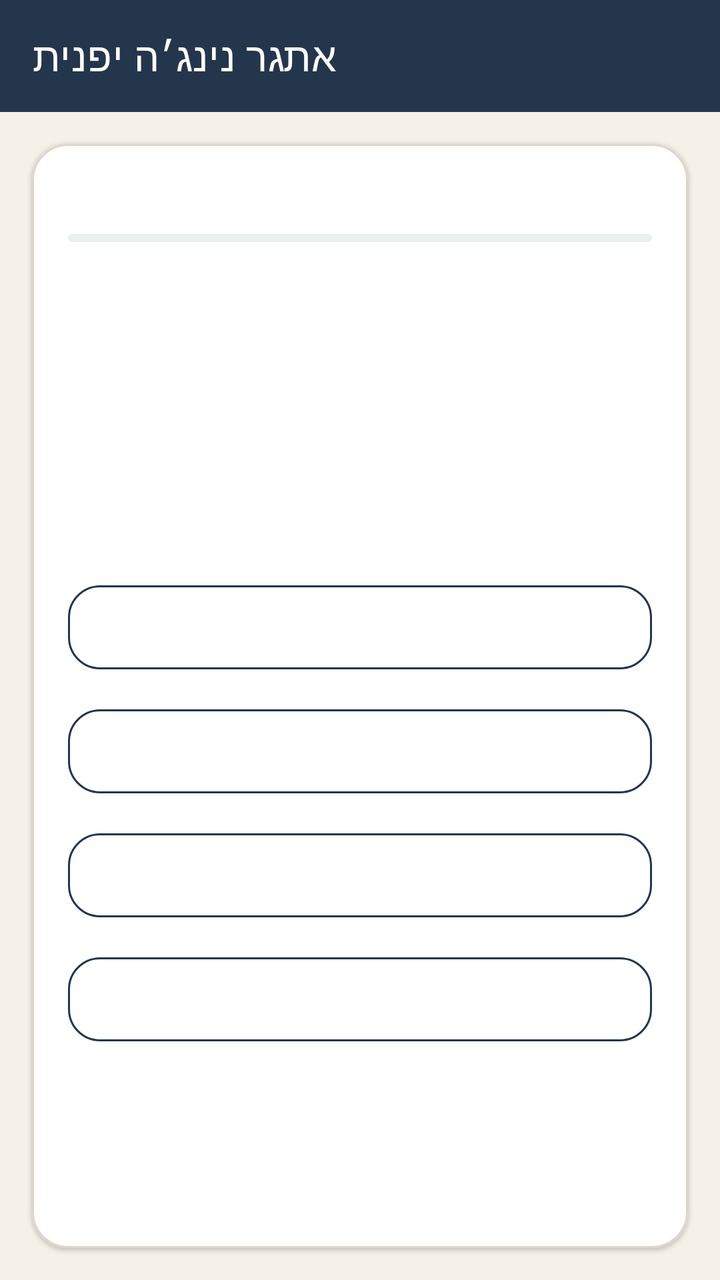
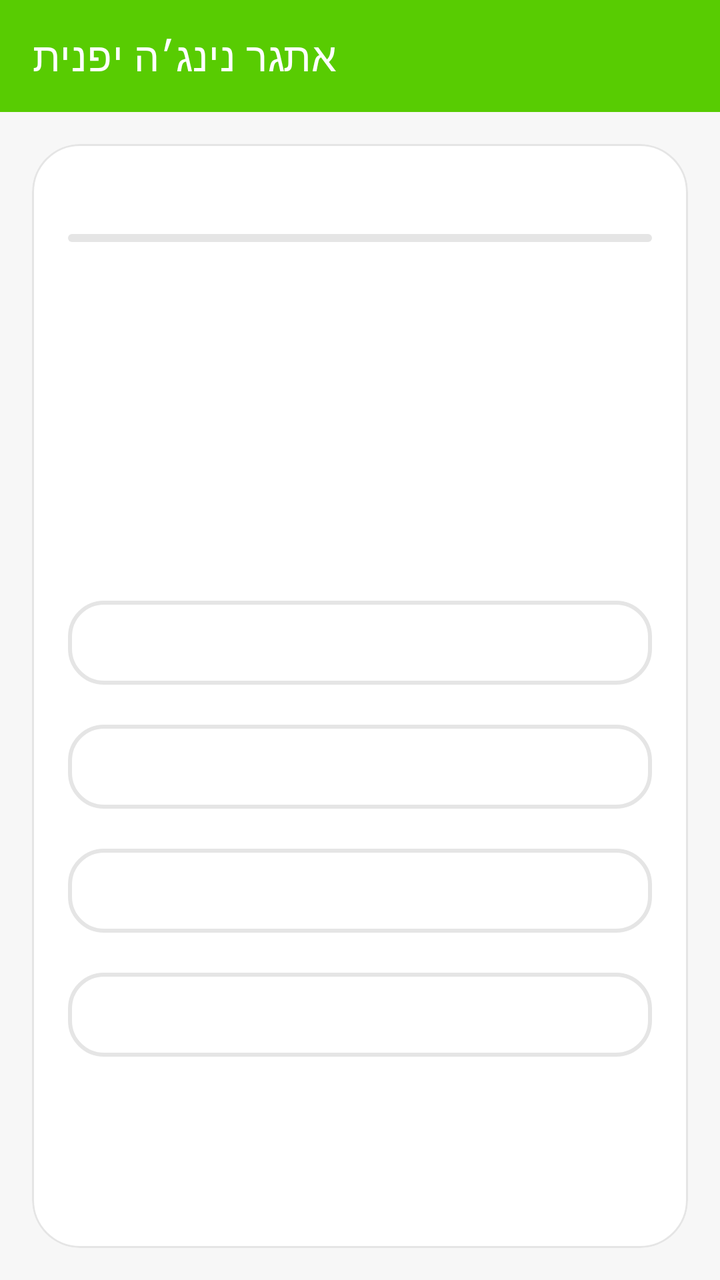

Screens rendered from an Android XML layout before and after an edit, with the pre-edit source and the edit as a unified diff.
<!-- AndroidManifest.xml: application theme Theme.NihongoBeginner -->
<!-- res/layout/activity_game_challenge.xml -->
<?xml version="1.0" encoding="utf-8"?>
<LinearLayout xmlns:android="http://schemas.android.com/apk/res/android"
    xmlns:app="http://schemas.android.com/apk/res-auto"
    android:layout_width="match_parent"
    android:layout_height="match_parent"
    android:background="@color/surface"
    android:orientation="vertical">

    <com.google.android.material.appbar.MaterialToolbar
        android:id="@+id/toolbar"
        android:layout_width="match_parent"
        android:layout_height="?actionBarSize"
        android:background="@color/colorPrimary"
        app:title="אתגר נינג׳ה יפנית"
        app:titleTextColor="@android:color/white" />

    <com.google.android.material.card.MaterialCardView
        android:id="@+id/layoutChallengeGame"
        android:layout_width="match_parent"
        android:layout_height="0dp"
        android:layout_weight="1"
        android:layout_margin="16dp"
        app:cardBackgroundColor="@color/surfaceAlt"
        app:cardCornerRadius="18dp"
        app:cardElevation="1dp"
        app:strokeColor="@color/dividerSoft"
        app:strokeWidth="1dp">

        <LinearLayout
            android:layout_width="match_parent"
            android:layout_height="match_parent"
            android:orientation="vertical"
            android:padding="18dp">

        <TextView
            android:id="@+id/tvChallengeHighScore"
            android:layout_width="match_parent"
            android:layout_height="wrap_content"
            android:gravity="center"
            android:textColor="@color/colorPrimary"
            android:textSize="14sp"
            android:textStyle="bold" />

        <com.google.android.material.progressindicator.LinearProgressIndicator
            android:id="@+id/progressChallenge"
            android:layout_width="match_parent"
            android:layout_height="wrap_content"
            android:layout_marginTop="8dp"
            android:layout_marginBottom="8dp"
            android:max="100"
            app:indicatorColor="@color/accentTeal"
            app:trackColor="@color/surfaceSoft"
            app:trackCornerRadius="4dp" />

        <TextView
            android:id="@+id/tvChallengeCounter"
            android:layout_width="match_parent"
            android:layout_height="wrap_content"
            android:gravity="end"
            android:textColor="@color/onSurfaceMuted"
            android:textSize="12sp" />

        <TextView
            android:id="@+id/tvChallengeStats"
            android:layout_width="match_parent"
            android:layout_height="wrap_content"
            android:layout_marginTop="8dp"
            android:gravity="center"
            android:textColor="@color/onSurface"
            android:textSize="15sp"
            android:textStyle="bold" />

        <TextView
            android:id="@+id/tvChallengePrompt"
            android:layout_width="match_parent"
            android:layout_height="wrap_content"
            android:layout_marginTop="20dp"
            android:layout_marginBottom="16dp"
            android:gravity="center"
            android:minLines="3"
            android:textColor="@color/colorPrimary"
            android:textSize="21sp"
            android:textStyle="bold" />

        <com.google.android.material.button.MaterialButton
            android:id="@+id/btnChallengeOption0"
            style="@style/App.Button.Outlined"
            android:layout_width="match_parent"
            android:layout_height="wrap_content"
            android:layout_marginBottom="8dp"
            android:minHeight="54dp" />

        <com.google.android.material.button.MaterialButton
            android:id="@+id/btnChallengeOption1"
            style="@style/App.Button.Outlined"
            android:layout_width="match_parent"
            android:layout_height="wrap_content"
            android:layout_marginBottom="8dp"
            android:minHeight="54dp" />

        <com.google.android.material.button.MaterialButton
            android:id="@+id/btnChallengeOption2"
            style="@style/App.Button.Outlined"
            android:layout_width="match_parent"
            android:layout_height="wrap_content"
            android:layout_marginBottom="8dp"
            android:minHeight="54dp" />

        <com.google.android.material.button.MaterialButton
            android:id="@+id/btnChallengeOption3"
            style="@style/App.Button.Outlined"
            android:layout_width="match_parent"
            android:layout_height="wrap_content"
            android:minHeight="54dp" />

        <TextView
            android:id="@+id/tvChallengeFeedback"
            android:layout_width="match_parent"
            android:layout_height="wrap_content"
            android:layout_marginTop="16dp"
            android:gravity="center"
            android:minLines="2"
            android:textColor="@color/onSurfaceMuted"
            android:textSize="14sp"
            android:visibility="invisible" />

        </LinearLayout>

    </com.google.android.material.card.MaterialCardView>

    <LinearLayout
        android:id="@+id/layoutChallengeResult"
        android:layout_width="match_parent"
        android:layout_height="match_parent"
        android:gravity="center"
        android:orientation="vertical"
        android:padding="32dp"
        android:background="@color/surface"
        android:visibility="gone">

        <TextView
            android:id="@+id/tvChallengeResultTitle"
            android:layout_width="match_parent"
            android:layout_height="wrap_content"
            android:gravity="center"
            android:textColor="@color/colorPrimary"
            android:textSize="26sp"
            android:textStyle="bold" />

        <TextView
            android:id="@+id/tvChallengeFinalScore"
            android:layout_width="match_parent"
            android:layout_height="wrap_content"
            android:layout_marginTop="12dp"
            android:gravity="center"
            android:textColor="@color/onSurface"
            android:textSize="52sp"
            android:textStyle="bold" />

        <TextView
            android:id="@+id/tvChallengeResultMessage"
            android:layout_width="match_parent"
            android:layout_height="wrap_content"
            android:layout_marginTop="8dp"
            android:layout_marginBottom="24dp"
            android:gravity="center"
            android:textColor="@android:color/darker_gray"
            android:textSize="16sp" />

        <Button
            android:id="@+id/btnChallengeReplay"
            android:layout_width="match_parent"
            android:layout_height="wrap_content"
            android:layout_marginBottom="8dp"
            android:text="שחק שוב" />

        <Button
            android:id="@+id/btnChallengeBack"
            style="@style/App.Button.Outlined"
            android:layout_width="match_parent"
            android:layout_height="wrap_content"
            android:text="חזור למסך הראשי" />

    </LinearLayout>

</LinearLayout>
<!-- resources referenced by this layout -->
<resources>
  <color name="accentTeal">#2A9D8F</color>
  <color name="colorPrimary">#24364B</color>
  <color name="dividerSoft">#DDD6CA</color>
  <color name="onSurface">#1F2933</color>
  <color name="onSurfaceMuted">#667085</color>
  <color name="surface">#F6F1E8</color>
  <color name="surfaceAlt">#FFFFFF</color>
  <color name="surfaceSoft">#E9F0EE</color>
  <style name="App.Button.Outlined" parent="Widget.MaterialComponents.Button.OutlinedButton">
          <item name="cornerRadius">16dp</item>
          <item name="android:minHeight">52dp</item>
          <item name="android:textAllCaps">false</item>
          <item name="strokeColor">@color/colorPrimary</item>
          <item name="android:textColor">@color/colorPrimary</item>
      </style>
  <style name="Theme.NihongoBeginner" parent="Theme.MaterialComponents.DayNight.DarkActionBar">
          <item name="colorPrimary">@color/colorPrimary</item>
          <item name="colorPrimaryVariant">@color/colorPrimaryVariant</item>
          <item name="colorOnPrimary">@color/colorOnPrimary</item>
          <item name="colorSecondary">@color/colorSecondary</item>
          <item name="colorOnSecondary">@color/colorOnSecondary</item>
          <item name="android:colorBackground">@color/background</item>
          <item name="colorSurface">@color/surface</item>
          <item name="colorOnSurface">@color/onSurface</item>
          <item name="materialButtonStyle">@style/App.Button</item>
          <item name="windowActionBar">false</item>
          <item name="windowNoTitle">true</item>
          <item name="android:windowSoftInputMode">adjustResize</item>
      </style>
  <color name="colorPrimaryVariant">#304B64</color>
  <color name="colorOnPrimary">#FFFFFF</color>
  <color name="colorSecondary">#E76F51</color>
  <color name="colorOnSecondary">#FFFFFF</color>
  <color name="background">#F6F1E8</color>
  <style name="App.Button" parent="Widget.MaterialComponents.Button">
          <item name="cornerRadius">16dp</item>
          <item name="android:minHeight">52dp</item>
          <item name="android:textAllCaps">false</item>
          <item name="backgroundTint">@color/colorSecondary</item>
      </style>
</resources>

<!-- the commit's change to res/layout/activity_game_challenge.xml (unified diff, before → after) -->
@@ -21,8 +21,8 @@
         android:layout_weight="1"
         android:layout_margin="16dp"
         app:cardBackgroundColor="@color/surfaceAlt"
-        app:cardCornerRadius="18dp"
-        app:cardElevation="1dp"
+        app:cardCornerRadius="24dp"
+        app:cardElevation="0dp"
         app:strokeColor="@color/dividerSoft"
         app:strokeWidth="1dp">
 
@@ -78,8 +78,8 @@
             android:layout_marginBottom="16dp"
             android:gravity="center"
             android:minLines="3"
-            android:textColor="@color/colorPrimary"
-            android:textSize="21sp"
+            android:textColor="@color/onSurface"
+            android:textSize="23sp"
             android:textStyle="bold" />
 
         <com.google.android.material.button.MaterialButton
@@ -164,7 +164,7 @@
             android:layout_marginTop="8dp"
             android:layout_marginBottom="24dp"
             android:gravity="center"
-            android:textColor="@android:color/darker_gray"
+            android:textColor="@color/onSurfaceMuted"
             android:textSize="16sp" />
 
         <Button
<!-- resource entries referenced after the edit -->
@@ -1,19 +1,22 @@
 <!-- resources referenced by this layout -->
 <resources>
-  <color name="accentTeal">#2A9D8F</color>
-  <color name="colorPrimary">#24364B</color>
-  <color name="dividerSoft">#DDD6CA</color>
-  <color name="onSurface">#1F2933</color>
-  <color name="onSurfaceMuted">#667085</color>
-  <color name="surface">#F6F1E8</color>
+  <color name="accentTeal">#1CB0F6</color>
+  <color name="colorPrimary">#58CC02</color>
+  <color name="dividerSoft">#E5E5E5</color>
+  <color name="onSurface">#3C3C3C</color>
+  <color name="onSurfaceMuted">#777777</color>
+  <color name="surface">#F7F7F7</color>
   <color name="surfaceAlt">#FFFFFF</color>
-  <color name="surfaceSoft">#E9F0EE</color>
+  <color name="surfaceSoft">#E5E5E5</color>
   <style name="App.Button.Outlined" parent="Widget.MaterialComponents.Button.OutlinedButton">
-          <item name="cornerRadius">16dp</item>
+          <item name="cornerRadius">18dp</item>
           <item name="android:minHeight">52dp</item>
           <item name="android:textAllCaps">false</item>
-          <item name="strokeColor">@color/colorPrimary</item>
-          <item name="android:textColor">@color/colorPrimary</item>
+          <item name="android:textStyle">bold</item>
+          <item name="strokeColor">@color/dividerSoft</item>
+          <item name="strokeWidth">2dp</item>
+          <item name="backgroundTint">@color/white</item>
+          <item name="android:textColor">@color/onSurface</item>
       </style>
   <style name="Theme.NihongoBeginner" parent="Theme.MaterialComponents.DayNight.DarkActionBar">
           <item name="colorPrimary">@color/colorPrimary</item>
@@ -29,16 +32,19 @@
           <item name="windowNoTitle">true</item>
           <item name="android:windowSoftInputMode">adjustResize</item>
       </style>
-  <color name="colorPrimaryVariant">#304B64</color>
+  <color name="white">#FFFFFF</color>
+  <color name="colorPrimaryVariant">#89E219</color>
   <color name="colorOnPrimary">#FFFFFF</color>
-  <color name="colorSecondary">#E76F51</color>
+  <color name="colorSecondary">#1CB0F6</color>
   <color name="colorOnSecondary">#FFFFFF</color>
-  <color name="background">#F6F1E8</color>
+  <color name="background">#F7F7F7</color>
   <style name="App.Button" parent="Widget.MaterialComponents.Button">
-          <item name="cornerRadius">16dp</item>
+          <item name="cornerRadius">18dp</item>
           <item name="android:minHeight">52dp</item>
           <item name="android:textAllCaps">false</item>
-          <item name="backgroundTint">@color/colorSecondary</item>
+          <item name="android:textStyle">bold</item>
+          <item name="backgroundTint">@color/colorPrimary</item>
+          <item name="android:textColor">@color/white</item>
       </style>
 </resources>
 
